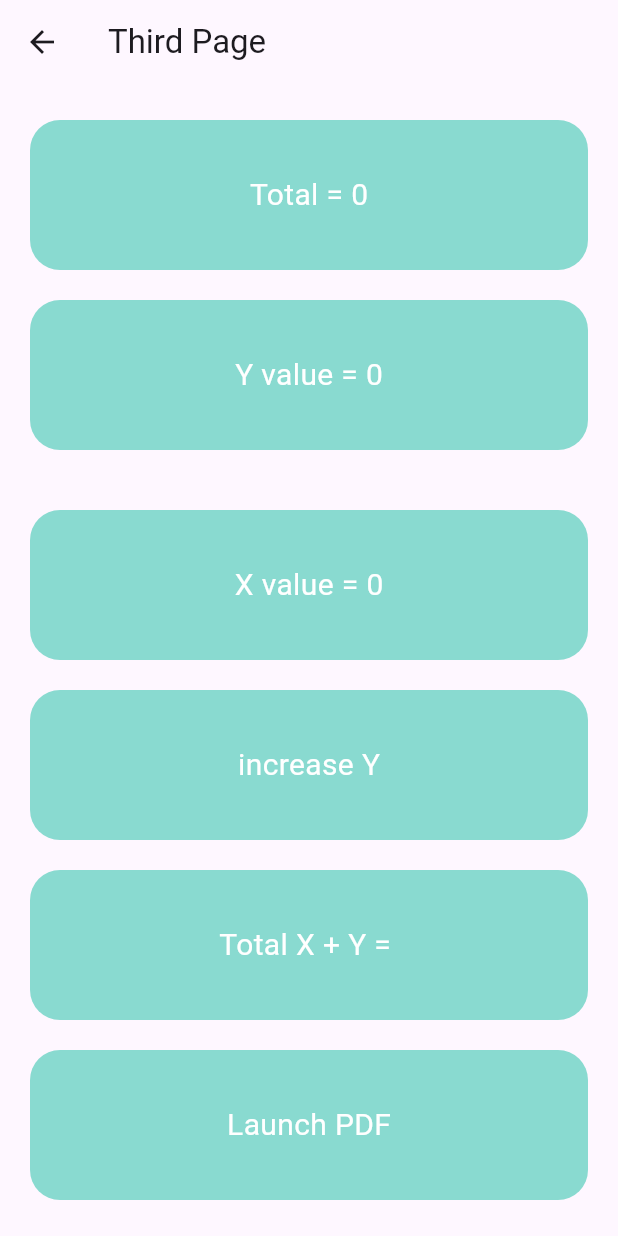
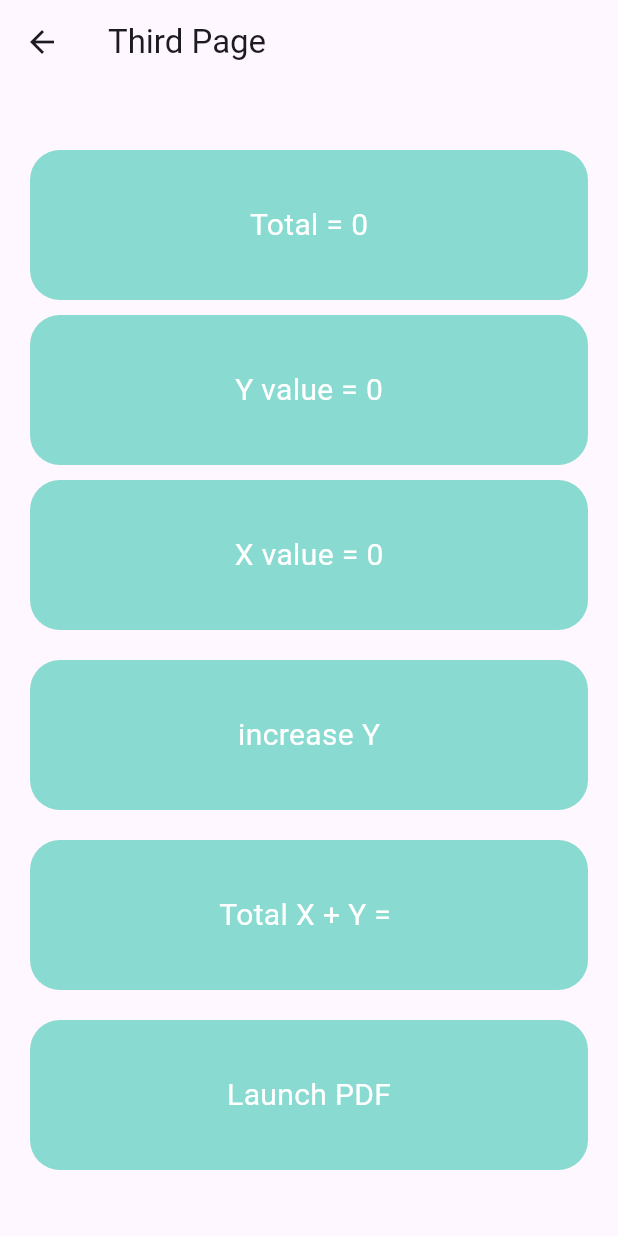
Before and after one commit to LivingstonTardzenyuy/Flutter-Projects, a Flutter app: the ThirdPage screen opened directly, on a phone screen of 412 x 824 dp. Run offline on Flutter 3.47's test engine with Material 3 defaults, Android fonts, the phone set to English and light mode, and no system bars; our stand-ins replace cloud_firestore, dropdown_button2, firebase_auth, firebase_core, font_awesome_flutter, get and 2 more; missing offline and left inert: flutter_pdfview; accounts and stored records are empty.

Commit message:
reading pdf

```diff
--- a/learning_getx/lib/main.dart
+++ b/learning_getx/lib/main.dart
@@ -2,7 +2,9 @@ import 'package:flutter/material.dart';
 import 'package:get/get_navigation/src/root/get_material_app.dart';
 import 'package:learning_getx/pages/homePage.dart';
 
+
 void main() {
+  WidgetsFlutterBinding.ensureInitialized();
   runApp(const MyApp());
 }
 
--- a/learning_getx/lib/pages/third_page.dart
+++ b/learning_getx/lib/pages/third_page.dart
@@ -18,10 +18,7 @@ class ThirdPage extends StatelessWidget {
       appBar: AppBar(
         title: Text('Third Page'),
       ),
-        body: Container(
-          width: double.maxFinite,
-          height: double.maxFinite,
-          child: Column(
+        body: Column(
           mainAxisAlignment: MainAxisAlignment.center,
           children: [
 
@@ -35,7 +32,7 @@ class ThirdPage extends StatelessWidget {
               ),
               child: Center(child: Text('Total = ' + Get.find<TapController>().z.toString(), style: TextStyle(fontSize: 20, color: Colors.white),),),
             ),
-              SizedBox(height: 20,),
+            SizedBox(height: 10,),
             Obx(() =>
                 Container(
                   margin: const EdgeInsets.symmetric(horizontal: 20),
@@ -48,7 +45,7 @@ class ThirdPage extends StatelessWidget {
                   child: Center(child: Text('Y value = ' + Get.find<TapController>().y.value.toString(), style: TextStyle(fontSize: 20, color: Colors.white),),),
                 ),),
 
-              SizedBox(height: 40,),
+            SizedBox(height: 10,),
             GestureDetector(
               onTap: () {
                 Get.to(() => HomePage());
@@ -118,7 +115,6 @@ class ThirdPage extends StatelessWidget {
 
 
           ],
-          ),
         )
     );
   }
--- a/learning_getx/pubspec.yaml
+++ b/learning_getx/pubspec.yaml
@@ -37,7 +37,7 @@ dependencies:
   cupertino_icons: ^1.0.2
   get: ^4.6.6
   flutter_pdfview: ^1.3.2
-
+  syncfusion_flutter_pdfviewer: ^24.2.3
 dev_dependencies:
   flutter_test:
     sdk: flutter
```
Also changed, not shown: learning_getx/lib/pages/pdf.dart (+16 -12 lines), 1 other file. Lines whose indentation alone changed are shown as unchanged.
